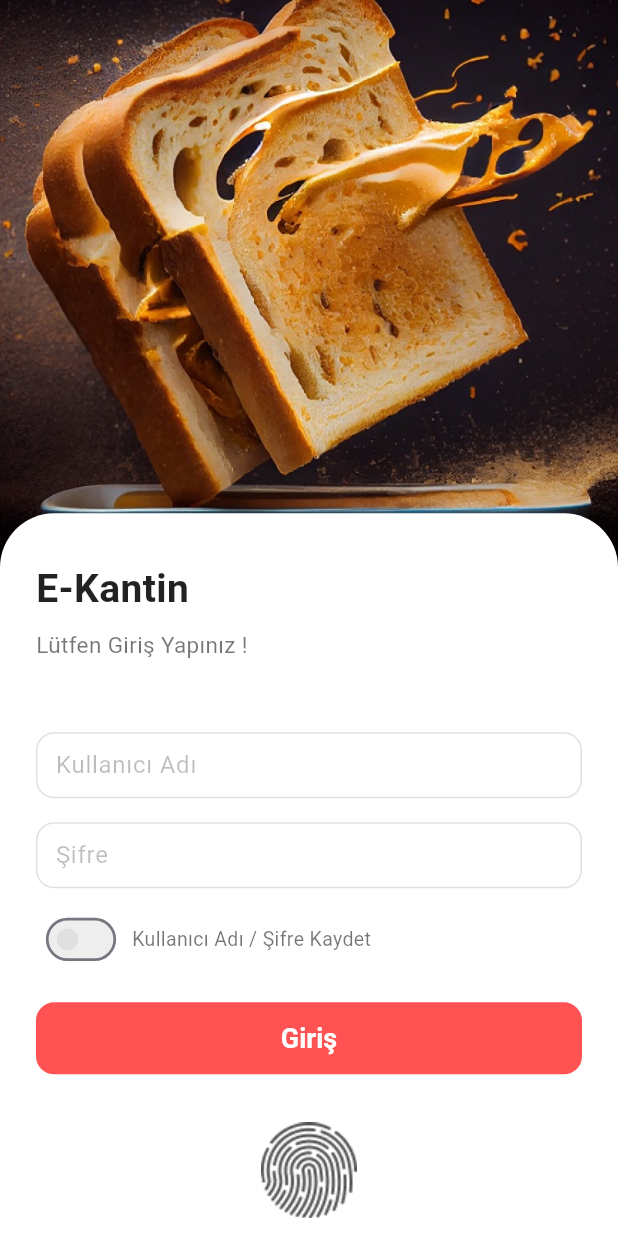
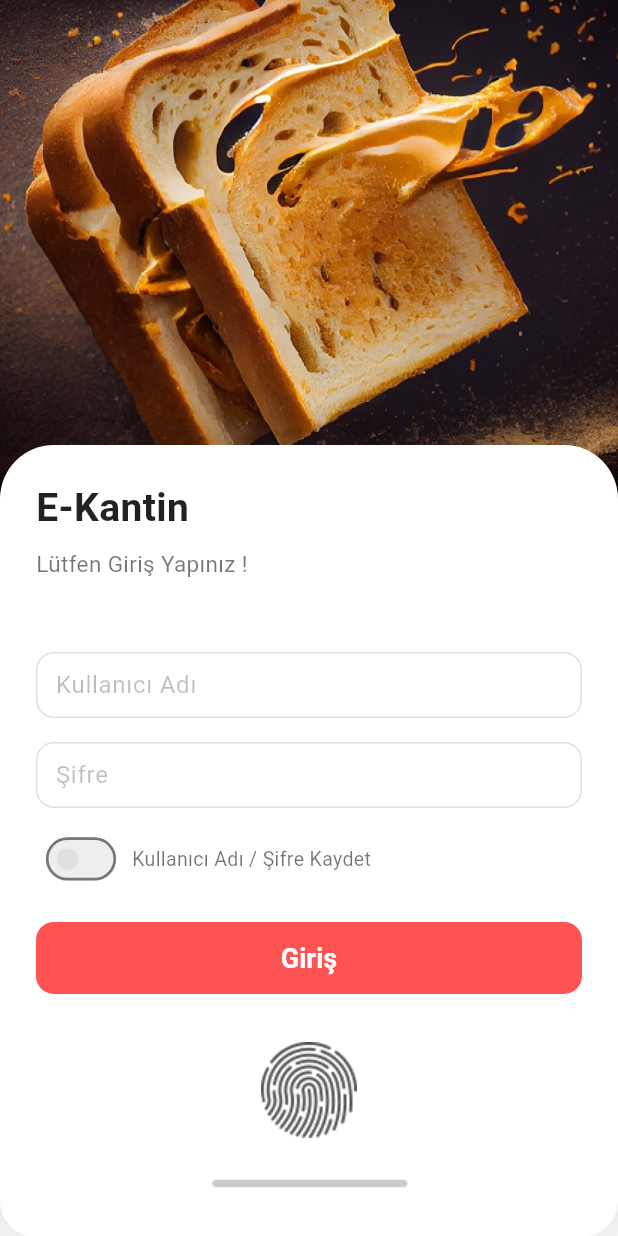
Before and after one commit to iremsu-erdemir/E-Kantin_3, a Flutter app: the screen it shows after launch, on a phone screen of 412 x 824 dp. Run offline on Flutter 3.47's test engine with Material 3 defaults, Android fonts, the light colour scheme and no system bars; our stand-ins replace shared_preferences; accounts and stored records are empty; Roboto replaces fonts that are missing (Poppins).

Commit message:
loginPage'deki UI sorunu giderildi

```diff
--- a/lib/screens/favorilerim.dart
+++ b/lib/screens/favorilerim.dart
@@ -180,7 +180,7 @@ class FavorilerimPage extends StatelessWidget {
               leading: ClipRRect(
                 borderRadius: BorderRadius.circular(12),
                 child: Image.asset(
-                  'assets/images/sandwichmenu.png',
+                  'assets/images/sandwichMenu.png',
                   width: 56,
                   height: 56,
                   fit: BoxFit.cover,
--- a/lib/screens/kendi_menum_page.dart
+++ b/lib/screens/kendi_menum_page.dart
@@ -499,7 +499,7 @@ class _KendiMenumPageState extends State<KendiMenumPage> {
                         name: menuName,
                         imagePath: ekmekTipi == 'Tost'
                             ? 'assets/images/tost.png'
-                            : 'assets/images/sandwichmenu.png',
+                            : 'assets/images/sandwichMenu.png',
                         price: totalPrice,
                         quantity: 1,
                       );
--- a/lib/screens/login_page.dart
+++ b/lib/screens/login_page.dart
@@ -20,38 +20,42 @@ class _LoginPageState extends State<LoginPage> {
 
   @override
   Widget build(BuildContext context) {
-    final double screenWidth = MediaQuery.of(context).size.width;
-    final double imageHeight = screenWidth * (408.89 / 440.73);
+    final double breadImageWidth = 440.73;
+    final double breadImageHeight = 600.00;
+    final double cardWidth = breadImageWidth;
+    final double cardHeight = 447;
 
     return Scaffold(
       backgroundColor: const Color(0xFFF5F5F5),
       body: Stack(
         children: [
-          // Üstte ekmekli arka plan resmi
-          SizedBox(
-            width: screenWidth,
-            height: imageHeight,
+          // Ekmek görseli
+          Positioned(
+            top: 0,
+            left: 0,
+            right: 0,
             child: Image.asset(
               'assets/images/bread_background.png',
+              width: MediaQuery.of(context).size.width,
+              height: MediaQuery.of(context).size.height * 0.42,
               fit: BoxFit.cover,
             ),
           ),
-          // Beyaz kart ve form alanı
-          Align(
-            alignment: Alignment.bottomCenter,
+          // Container (form)
+          Positioned(
+            top: MediaQuery.of(context).size.height * 0.36,
+            left: 0,
+            right: 0,
             child: SingleChildScrollView(
               child: Container(
-                width: screenWidth,
-                margin: EdgeInsets.only(top: imageHeight - 40),
-                padding: const EdgeInsets.symmetric(
-                  horizontal: 24,
-                  vertical: 0,
-                ),
+                width: MediaQuery.of(context).size.width,
                 decoration: const BoxDecoration(
                   color: Colors.white,
                   borderRadius: BorderRadius.only(
                     topLeft: Radius.circular(36),
                     topRight: Radius.circular(36),
+                    bottomLeft: Radius.circular(24),
+                    bottomRight: Radius.circular(24),
                   ),
                   boxShadow: [
                     BoxShadow(
@@ -62,8 +66,9 @@ class _LoginPageState extends State<LoginPage> {
                   ],
                 ),
                 child: Padding(
-                  padding: const EdgeInsets.only(top: 32, bottom: 24),
+                  padding: const EdgeInsets.all(24),
                   child: Column(
+                    mainAxisAlignment: MainAxisAlignment.center,
                     crossAxisAlignment: CrossAxisAlignment.start,
                     children: [
                       const Text(
```
Also changed, not shown: 1 other file.
